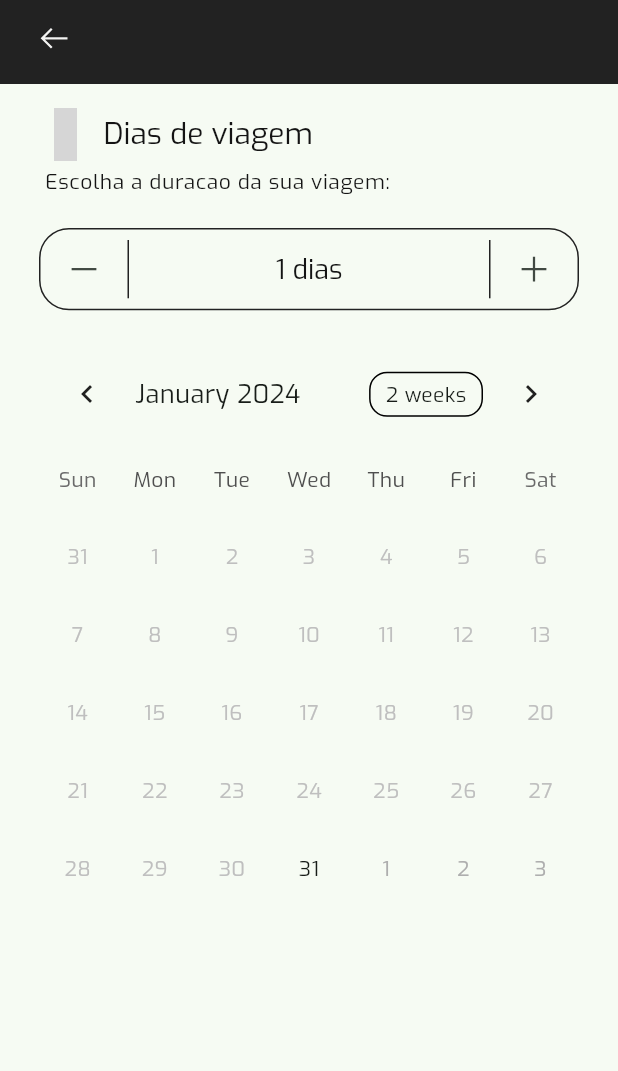
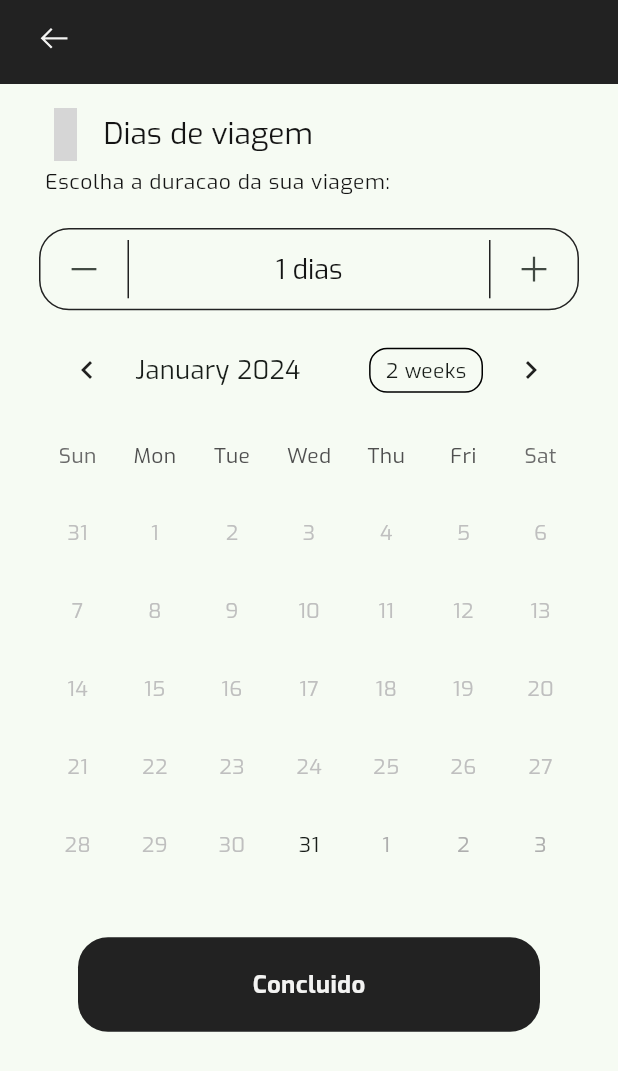
Before and after one commit to voidrt/viagens, a Flutter app: the TripDurationLayout screen opened directly, on a phone screen of 412 x 824 dp. Shown: the top 1071 px of the screen. Run offline on Flutter 3.47's test engine with Material 3 defaults, Android fonts, the phone set to English and light mode, and no system bars; drawn by our look-alikes of table_calendar; our stand-ins replace firebase_auth, firebase_core, flutter_riverpod, go_router, google_sign_in, line_icons; missing offline and left inert: dash_flags; accounts and stored records are empty; network calls fail; grey boxes are pictures that could not be loaded.

Commit message:
Added fully functional calendar with date range for Itinerary Model

```diff
--- a/lib/core/models/itinerary/itinerary.dart
+++ b/lib/core/models/itinerary/itinerary.dart
@@ -21,7 +21,7 @@ class ItineraryModel {
   @override
   String toString() {
     return '''
-    id: $id,
+    id: ${id.toString()},
     destination: ${destination?.destinationName},
     dateRange: $dateRange,
 ''';
--- a/lib/core/router/routes.dart
+++ b/lib/core/router/routes.dart
@@ -1,6 +1,7 @@
 import 'package:go_router/go_router.dart';
 import 'package:turismo_mobile/core/models/itinerary/itinerary.dart';
 import 'package:turismo_mobile/interface/auth/login_screen.dart';
+import 'package:turismo_mobile/interface/create_itinerary/next/next_screen.dart';
 import 'package:turismo_mobile/interface/create_itinerary/place_search/layout/place_search_layout.dart';
 import 'package:turismo_mobile/interface/create_itinerary/trip_duration/layout/trip_duration.dart';
 import 'package:turismo_mobile/interface/home/home.dart';
@@ -38,6 +39,14 @@ class Routes {
           return TripDurationLayout(model: model);
         },
       ),
+      GoRoute(
+        name: 'sla',
+        path: '/sla',
+        builder: (context, state) {
+          ItineraryModel model = state.extra as ItineraryModel;
+          return NextScreen(model: model);
+        },
+      )
     ],
   );
 }
--- a/lib/interface/create_itinerary/trip_duration/components/calendar.dart
+++ b/lib/interface/create_itinerary/trip_duration/components/calendar.dart
@@ -11,10 +11,12 @@ class CalendarWidget extends ConsumerStatefulWidget {
     super.key,
     required this.tripDuration,
     required this.model,
+    required this.constraints,
   });
 
   final int tripDuration;
   final ItineraryModel? model;
+  final BoxConstraints constraints;
 
   @override
   ConsumerState<CalendarWidget> createState() => _CalendarWidgetState();
@@ -23,19 +25,15 @@ class CalendarWidget extends ConsumerStatefulWidget {
 class _CalendarWidgetState extends ConsumerState<CalendarWidget> {
   final DateTime dateNow = DateTime.now();
   DateTime _focusedDay = DateTime.now();
-  DateTime? _selectedDay;
-  DateTime? _rangeEndDate;
+  DateTime? tripStartDate;
+  DateTime? tripEndDate;
 
   @override
   Widget build(BuildContext context) {
-    return Expanded(
-      child: Padding(
-        padding: const EdgeInsets.fromLTRB(
-          Paddings.big,
-          Paddings.kDefault,
-          Paddings.big,
-          Paddings.bigger,
-        ),
+    return Column(
+      children: [
+        SizedBox(
+          height: widget.constraints.maxHeight / 2,
           child: TableCalendar(
             startingDayOfWeek: StartingDayOfWeek.sunday,
             daysOfWeekHeight: Paddings.bigger,
@@ -52,6 +50,10 @@ class _CalendarWidgetState extends ConsumerState<CalendarWidget> {
                 color: Theme.of(context).colorScheme.secondary,
                 shape: BoxShape.circle,
               ),
+              rangeStartDecoration: BoxDecoration(
+                color: Theme.of(context).colorScheme.secondary,
+                shape: BoxShape.circle,
+              ),
               rangeEndDecoration: BoxDecoration(
                 color: Theme.of(context).colorScheme.secondary,
                 shape: BoxShape.circle,
@@ -64,14 +66,14 @@ class _CalendarWidgetState extends ConsumerState<CalendarWidget> {
               const Duration(days: 365),
             ),
             //? Functions
-          rangeStartDay: _selectedDay,
-          rangeEndDay: _rangeEndDate,
+            rangeStartDay: tripStartDate,
+            rangeEndDay: tripEndDate,
             onDaySelected: (selectedDay, focusedDay) {
               setState(
                 () {
-                _selectedDay = selectedDay;
+                  tripStartDate = selectedDay;
                   _focusedDay = focusedDay;
-                _rangeEndDate = _selectedDay?.add(
+                  tripEndDate = tripStartDate?.add(
                     Duration(days: widget.tripDuration),
                   );
                 },
@@ -79,6 +81,36 @@ class _CalendarWidgetState extends ConsumerState<CalendarWidget> {
             },
           ),
         ),
+        Padding(
+          padding: const EdgeInsets.symmetric(
+            horizontal: Paddings.big,
+            vertical: Paddings.big,
+          ),
+          child: BoldButton(
+            onTap: () {
+              if (tripStartDate == null) {
+                ScaffoldMessenger.of(context).showSnackBar(
+                  const SnackBar(
+                    content: Text('Selecione uma data para inicio da viagem.'),
+                  ),
+                );
+                return null;
+              }
+              context.pushNamed(
+                'sla',
+                extra: widget.model!.copyWith(
+                  dateRange: DateTimeRange(
+                    start: tripStartDate!,
+                    end: tripEndDate!,
+                  ),
+                ),
+              );
+            },
+            text: 'Concluido',
+            border: BorderRadius.circular(20),
+          ),
+        )
+      ],
     );
   }
 }
--- a/lib/interface/create_itinerary/trip_duration/components/duration_picker.dart
+++ b/lib/interface/create_itinerary/trip_duration/components/duration_picker.dart
@@ -19,9 +19,7 @@ class DurationPicker extends ConsumerWidget {
   Widget build(BuildContext context, WidgetRef ref) {
     final days = ref.watch(tripDurationProvider).duration;
 
-    return Padding(
-      padding: const EdgeInsets.symmetric(horizontal: Paddings.big),
-      child: Container(
+    return Container(
       height: maxHeight / 14,
       width: double.infinity,
       padding: const EdgeInsets.symmetric(
@@ -79,7 +77,6 @@ class DurationPicker extends ConsumerWidget {
           ),
         ],
       ),
-      ),
     );
   }
 }
--- a/lib/interface/create_itinerary/trip_duration/components/text_row.dart
+++ b/lib/interface/create_itinerary/trip_duration/components/text_row.dart
@@ -13,7 +13,6 @@ class TextRow extends StatelessWidget {
       children: [
         Padding(
           padding: const EdgeInsets.only(
-            left: Paddings.big,
             top: Paddings.kDefault,
           ),
           child: Row(
@@ -40,7 +39,6 @@ class TextRow extends StatelessWidget {
         Padding(
           padding: const EdgeInsets.symmetric(
             vertical: Paddings.small,
-            horizontal: Paddings.big,
           ),
           child: Text(
             ' Escolha a duracao da sua viagem:',
--- a/lib/interface/create_itinerary/trip_duration/layout/trip_duration.dart
+++ b/lib/interface/create_itinerary/trip_duration/layout/trip_duration.dart
@@ -7,6 +7,7 @@ import 'package:turismo_mobile/core/providers/trip_duration/duration_provider.da
 import 'package:turismo_mobile/interface/create_itinerary/trip_duration/components/calendar.dart';
 import 'package:turismo_mobile/interface/create_itinerary/trip_duration/components/duration_picker.dart';
 import 'package:turismo_mobile/interface/create_itinerary/trip_duration/components/text_row.dart';
+import 'package:turismo_mobile/interface/widgets/button.dart';
 import 'package:turismo_mobile/interface/widgets/clear_appbar.dart';
 import 'package:turismo_mobile/theme/padding/padding.dart';
 
@@ -33,7 +34,9 @@ class TripDurationLayout extends ConsumerWidget {
       ),
       body: LayoutBuilder(
         builder: (context, constraints) {
-          return Column(
+          return Padding(
+            padding: const EdgeInsets.symmetric(horizontal: Paddings.big),
+            child: Column(
               children: [
                 const TextRow(),
                 const SizedBox(
@@ -47,8 +50,10 @@ class TripDurationLayout extends ConsumerWidget {
                 CalendarWidget(
                   tripDuration: tripDuration,
                   model: model,
+                  constraints: constraints,
                 ),
               ],
+            ),
           );
         },
       ),
```
Also changed, not shown: lib/interface/create_itinerary/next/next_screen.dart (added, +34 -0 lines). Lines whose indentation alone changed are shown as unchanged.
